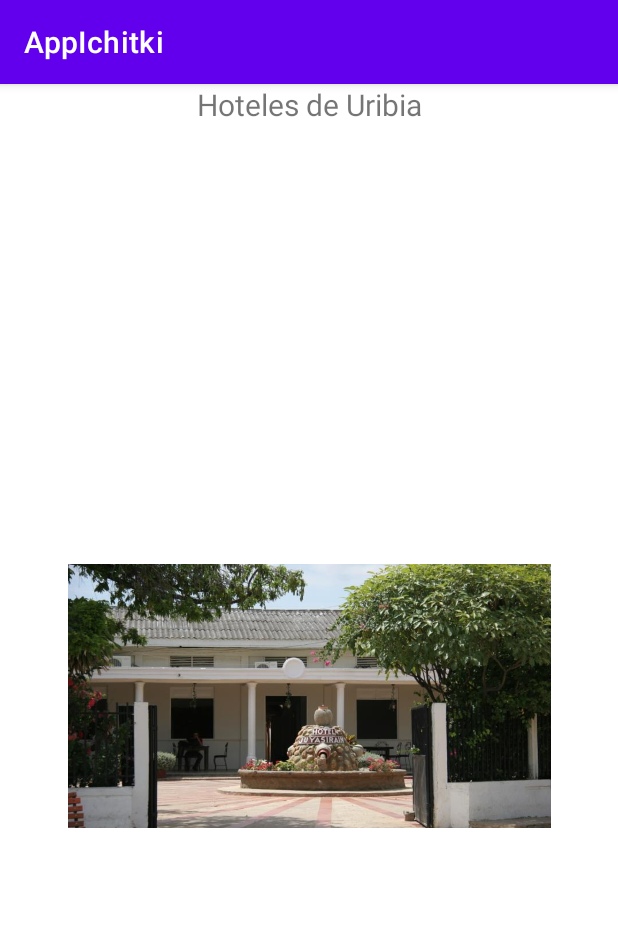
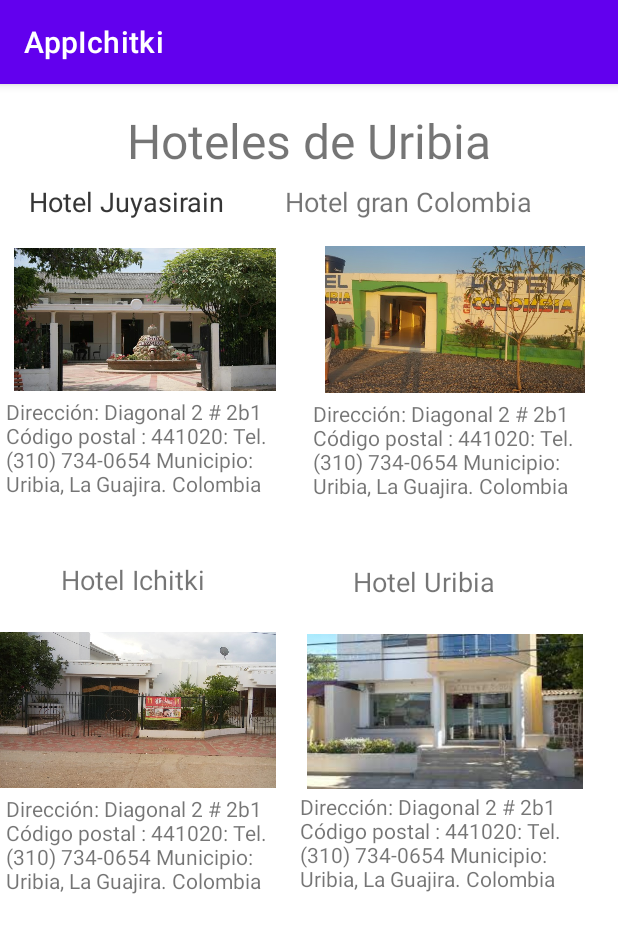
Before and after one commit to Edherrera/AppIchitki, an Android app: the MainActivity2 screen opened directly, with no data from a screen before it, on a phone screen of 412 x 824 dp. Shown: the top 933 px of the screen. Run offline under Robolectric (Android 15) with nearby library versions, the phone set to English and light mode, and no system bars.

Commit message:
se agrego datos de los hoteles

```diff
--- a/app/src/main/java/com/example/appichitki/MainActivity.kt
+++ b/app/src/main/java/com/example/appichitki/MainActivity.kt
@@ -4,13 +4,13 @@ import android.content.Intent
 import androidx.appcompat.app.AppCompatActivity
 import android.os.Bundle
 import android.widget.Button
+import android.widget.Toast
 
 class MainActivity : AppCompatActivity() {
     override fun onCreate(savedInstanceState: Bundle?) {
         super.onCreate(savedInstanceState)
         setContentView(R.layout.activity_main)
         val btnSecond = findViewById<Button>(R.id.btnSecondActivity)
-
 
         btnSecond.setOnClickListener { goToSecondActivity() }
 
@@ -21,6 +21,7 @@ class MainActivity : AppCompatActivity() {
         val secondIntent = Intent(this,MainActivity2::class.java)
         secondIntent.putExtra("MISDATOS", "El valor que quiero pasar a la otra actividad")
         startActivity(secondIntent)
+        Toast.makeText(this, "Bienvenido a Hoteles de Uribia!!!", Toast.LENGTH_LONG).show()
     }
 
 }
--- a/app/src/main/java/com/example/appichitki/MainActivity2.kt
+++ b/app/src/main/java/com/example/appichitki/MainActivity2.kt
@@ -7,5 +7,7 @@ class MainActivity2 : AppCompatActivity() {
     override fun onCreate(savedInstanceState: Bundle?) {
         super.onCreate(savedInstanceState)
         setContentView(R.layout.activity_main2)
+
+        val data = intent.getStringExtra("MISDATOS")
     }
 }
--- a/app/src/main/res/layout/activity_main.xml
+++ b/app/src/main/res/layout/activity_main.xml
@@ -31,8 +31,9 @@
 
     <ScrollView
         android:id="@+id/scrollView2"
-        android:layout_width="341dp"
-        android:layout_height="246dp"
+        android:layout_width="357dp"
+        android:layout_height="241dp"
+        android:layout_marginStart="8dp"
         app:layout_constraintBottom_toTopOf="@+id/btnSecondActivity"
         app:layout_constraintEnd_toEndOf="parent"
         app:layout_constraintStart_toStartOf="parent"
@@ -59,7 +60,7 @@
         android:id="@+id/textView3"
         android:layout_width="226dp"
         android:layout_height="31dp"
-        android:layout_marginStart="15dp"
+        android:layout_marginStart="8dp"
         android:layout_marginTop="8dp"
         android:text="Historia de Uribia, La Guajira"
         app:layout_constraintStart_toStartOf="parent"
--- a/app/src/main/res/layout/activity_main2.xml
+++ b/app/src/main/res/layout/activity_main2.xml
@@ -8,22 +8,154 @@
 
     <TextView
         android:id="@+id/textView4"
-        android:layout_width="235dp"
-        android:layout_height="48dp"
+        android:layout_width="301dp"
+        android:layout_height="50dp"
+        android:layout_marginTop="16dp"
+        android:layout_marginBottom="16dp"
         android:text="Hoteles de Uribia"
         android:textAlignment="center"
-        android:textSize="20sp"
+        android:textSize="32sp"
+        app:layout_constraintBottom_toTopOf="@+id/textView5"
         app:layout_constraintEnd_toEndOf="parent"
         app:layout_constraintStart_toStartOf="parent"
         app:layout_constraintTop_toTopOf="parent" />
 
+    <TextView
+        android:id="@+id/textView5"
+        android:layout_width="168dp"
+        android:layout_height="43dp"
+        android:text="Hotel Juyasirain"
+        android:textAlignment="center"
+        android:textSize="18sp"
+        app:layout_constraintTop_toBottomOf="@+id/textView4"
+        tools:layout_editor_absoluteX="0dp" />
+
+    <TextView
+        android:id="@+id/textView9"
+        android:layout_width="168dp"
+        android:layout_height="43dp"
+        android:text="Hotel Juyasirain"
+        android:textAlignment="center"
+        android:textSize="18sp"
+        app:layout_constraintTop_toBottomOf="@+id/textView4"
+        tools:layout_editor_absoluteX="0dp" />
+
     <ImageView
         android:id="@+id/imageView"
-        android:layout_width="322dp"
-        android:layout_height="220dp"
-        app:layout_constraintBottom_toBottomOf="parent"
+        android:layout_width="185dp"
+        android:layout_height="95dp"
+        android:layout_marginStart="4dp"
+        app:layout_constraintStart_toStartOf="parent"
+        app:layout_constraintTop_toBottomOf="@+id/textView5"
+        app:srcCompat="@drawable/hotel1" />
+
+    <ImageView
+        android:id="@+id/imageView2"
+        android:layout_width="197dp"
+        android:layout_height="98dp"
+        android:layout_marginStart="8dp"
+        android:layout_marginTop="2dp"
         app:layout_constraintEnd_toEndOf="parent"
+        app:layout_constraintHorizontal_bias="0.428"
+        app:layout_constraintStart_toEndOf="@+id/imageView"
+        app:layout_constraintTop_toBottomOf="@+id/textView6"
+        app:srcCompat="@drawable/_018_03_21" />
+
+    <TextView
+        android:id="@+id/textView6"
+        android:layout_width="208dp"
+        android:layout_height="40dp"
+        android:text="Hotel gran Colombia"
+        android:textAlignment="center"
+        android:textSize="18sp"
+        app:layout_constraintEnd_toEndOf="parent"
+        app:layout_constraintHorizontal_bias="0.0"
+        app:layout_constraintStart_toEndOf="@+id/textView5"
+        app:layout_constraintTop_toBottomOf="@+id/textView4" />
+
+    <TextView
+        android:id="@+id/textView7"
+        android:layout_width="190dp"
+        android:layout_height="109dp"
+        android:layout_marginStart="4dp"
+        android:layout_marginTop="4dp"
+        android:text="Dirección: Diagonal 2 # 2b1 Código postal : 441020: Tel. (310) 734-0654 Municipio: Uribia, La Guajira. Colombia"
+        android:textAlignment="gravity"
         app:layout_constraintStart_toStartOf="parent"
-        app:layout_constraintTop_toBottomOf="@+id/textView4"
-        app:srcCompat="@drawable/hotel1" />
+        app:layout_constraintTop_toBottomOf="@+id/imageView" />
+
+    <TextView
+        android:id="@+id/textView8"
+        android:layout_width="189dp"
+        android:layout_height="79dp"
+        android:layout_marginStart="8dp"
+        android:layout_marginTop="4dp"
+        android:layout_marginEnd="8dp"
+        android:text="Dirección: Diagonal 2 # 2b1 Código postal : 441020: Tel. (310) 734-0654 Municipio: Uribia, La Guajira. Colombia"
+        android:textAlignment="gravity"
+        app:layout_constraintEnd_toEndOf="parent"
+        app:layout_constraintStart_toEndOf="@+id/textView7"
+        app:layout_constraintTop_toBottomOf="@+id/imageView2" />
+
+    <ImageView
+        android:id="@+id/imageView4"
+        android:layout_width="184dp"
+        android:layout_height="112dp"
+        android:layout_marginTop="8dp"
+        app:layout_constraintStart_toStartOf="parent"
+        app:layout_constraintTop_toBottomOf="@+id/textView10"
+        app:srcCompat="@drawable/_0171109_144245" />
+
+    <ImageView
+        android:id="@+id/imageView5"
+        android:layout_width="225dp"
+        android:layout_height="103dp"
+        android:layout_marginTop="12dp"
+        app:layout_constraintEnd_toEndOf="parent"
+        app:layout_constraintHorizontal_bias="0.0"
+        app:layout_constraintStart_toEndOf="@+id/imageView4"
+        app:layout_constraintTop_toBottomOf="@+id/textView11"
+        app:srcCompat="@drawable/descarga" />
+
+    <TextView
+        android:id="@+id/textView10"
+        android:layout_width="177dp"
+        android:layout_height="35dp"
+        android:text="Hotel Ichitki"
+        android:textAlignment="center"
+        android:textSize="18sp"
+        app:layout_constraintStart_toStartOf="parent"
+        app:layout_constraintTop_toBottomOf="@+id/textView7" />
+
+    <TextView
+        android:id="@+id/textView11"
+        android:layout_width="203dp"
+        android:layout_height="35dp"
+        android:layout_marginStart="4dp"
+        android:layout_marginTop="30dp"
+        android:text="Hotel Uribia"
+        android:textAlignment="center"
+        android:textSize="18sp"
+        app:layout_constraintStart_toEndOf="@+id/textView10"
+        app:layout_constraintTop_toBottomOf="@+id/textView8" />
+
+    <TextView
+        android:id="@+id/textView12"
+        android:layout_width="187dp"
+        android:layout_height="89dp"
+        android:layout_marginStart="4dp"
+        android:text="Dirección: Diagonal 2 # 2b1 Código postal : 441020: Tel. (310) 734-0654 Municipio: Uribia, La Guajira. Colombia"
+        app:layout_constraintStart_toStartOf="parent"
+        app:layout_constraintTop_toBottomOf="@+id/imageView4" />
+
+    <TextView
+        android:id="@+id/textView13"
+        android:layout_width="192dp"
+        android:layout_height="102dp"
+        android:layout_marginTop="2dp"
+        android:text="Dirección: Diagonal 2 # 2b1 Código postal : 441020: Tel. (310) 734-0654 Municipio: Uribia, La Guajira. Colombia"
+        app:layout_constraintEnd_toEndOf="parent"
+        app:layout_constraintHorizontal_bias="0.307"
+        app:layout_constraintStart_toEndOf="@+id/textView12"
+        app:layout_constraintTop_toBottomOf="@+id/imageView5" />
 </androidx.constraintlayout.widget.ConstraintLayout>
```
Also changed, not shown: app/src/main/res/drawable/_0171109_144245.jpg (added), app/src/main/res/drawable/_018_03_21.jpg (added), app/src/main/res/drawable/descarga.jpg (added).
